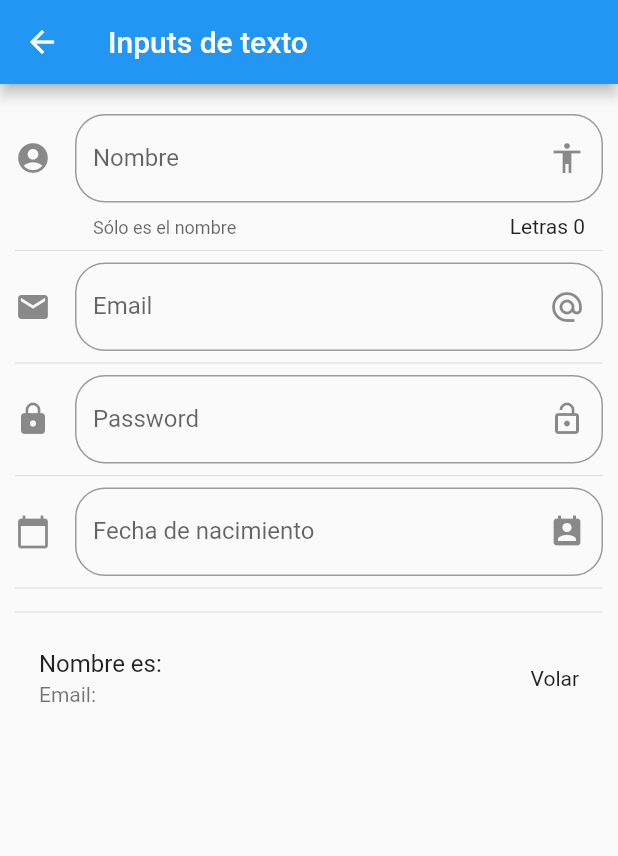
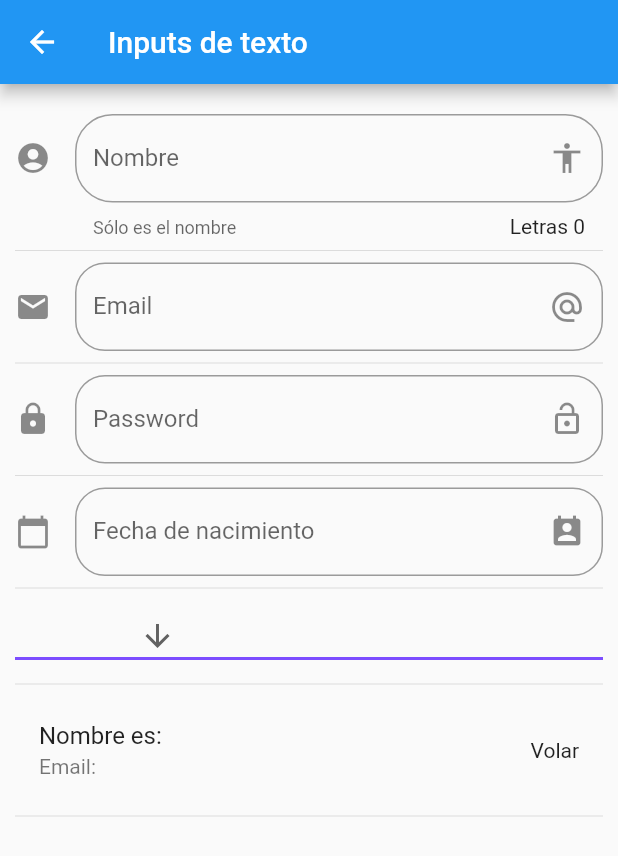
Before and after one commit to firthunsPHP/componentes_flutter_app, a Flutter app: the screen it shows after launch, after a tap on "Inputs", on a phone screen of 412 x 824 dp. Shown: the top 856 px of the screen. Run offline on Flutter 3.47's test engine with Material 2 defaults, Android fonts, the phone set to English and light mode, and no system bars; network calls fail.

Commit message:
•  78. inputFields •  79. Email y Password fields •  80. Datepicker •  81. Cambiar el idioma del Datepicker •  82. Dropdown y DropdownMenuItem

```diff
--- a/lib/main.dart
+++ b/lib/main.dart
@@ -1,5 +1,7 @@
 
 import 'package:flutter/material.dart';
+// https://flutter.dev/docs/development/accessibility-and-localization/internationalization
+import 'package:flutter_localizations/flutter_localizations.dart';
 
 // los creados
 import 'package:componentes_flutter_app/src/routes/routes.dart';
@@ -14,6 +16,15 @@ class MyApp extends StatelessWidget {
       title: 'Componentes APP',
       debugShowCheckedModeBanner: false,
       // home: HomePage(),
+      localizationsDelegates: const [
+        GlobalMaterialLocalizations.delegate,
+        GlobalWidgetsLocalizations.delegate,
+        // GlobalCupertinoLocalizations.delegate,
+      ],
+      supportedLocales: const [
+        Locale('en', ''), // English, no country code
+        Locale('es', ''), // Spanish, no country code
+      ],
       initialRoute: '/',
       routes: getApplicationRoutes(),
       onGenerateRoute: ( settings ){
--- a/lib/src/pages/input_page.dart
+++ b/lib/src/pages/input_page.dart
@@ -13,40 +13,43 @@ class _InputPageState extends State<InputPage> {
   String _email  = '';
   String _fecha  = '';
 
-  String _opcionSeleccionada = 'Volar';
+  final String _opcionSeleccionada = 'Volar';
 
-  List<String> _poderes = ['Volar', 'Rayos X', 'Super Aliento', 'Super Fuerza'];
-
-  TextEditingController _inputFieldDateController = new TextEditingController();
+  final List<String> _poderes = ['Volar', 'Rayos X', 'Super Aliento', 'Super Fuerza'];
+// me permite controlar el valor de la fecha
+  final TextEditingController _inputFieldDateController =  TextEditingController();
 
   @override
   Widget build(BuildContext context) {
     return Scaffold(
       appBar: AppBar(
-        title: Text('Inputs de texto'),
+        title: const Text('Inputs de texto'),
       ),
       body: ListView(
-        padding: EdgeInsets.symmetric(horizontal: 10.0, vertical: 20.0),
+        padding: const EdgeInsets.symmetric(horizontal: 10.0, vertical: 20.0),
         children: <Widget>[
           _crearInput(),
-          Divider(),
+          const Divider(),
           _crearEmail(),
           Divider(),
           _crearPassword(),
           Divider(),
           _crearFecha( context ),
           Divider(),
-          // _crearDropdown(),
+          _crearDropdown(),
           Divider(),
-          _crearPersona()
+          _crearPersona(),
+          Divider(),
+
         ],
       ),
     );
   }
 
-  //
+
   /// primer Método
   /// https://flutter.dev/docs/cookbook/forms/text-input
+  /// https://api.flutter.dev/flutter/material/InputBorder-class.html
   Widget _crearInput() {
 
     return TextField(
@@ -54,7 +57,7 @@ class _InputPageState extends State<InputPage> {
       textCapitalization: TextCapitalization.sentences,
       decoration: InputDecoration(
         border: OutlineInputBorder(
-          borderRadius: BorderRadius.circular(20.0)
+          borderRadius: BorderRadius.circular(25.0)
         ),
         counter: Text('Letras ${ _nombre.length }'),
         hintText: 'Nombre de la persona',
@@ -71,7 +74,7 @@ class _InputPageState extends State<InputPage> {
     );
 
   }
-
+  /// 3.
   Widget _crearEmail() {
 
     return TextField(
@@ -82,8 +85,8 @@ class _InputPageState extends State<InputPage> {
         ),
         hintText: 'Email',
         labelText: 'Email',
-        suffixIcon: Icon( Icons.alternate_email ),
-        icon: Icon( Icons.email )
+        suffixIcon: const Icon( Icons.alternate_email ),
+        icon: const Icon( Icons.email )
       ),
       onChanged: (valor) =>setState(() {
         _email = valor;
@@ -91,7 +94,7 @@ class _InputPageState extends State<InputPage> {
     );
 
   }
-
+  /// 4.
   Widget _crearPassword(){
 
      return TextField(
@@ -111,8 +114,9 @@ class _InputPageState extends State<InputPage> {
     );
 
   }
-
-
+  //
+/// 5.
+  /// https://api.flutter.dev/flutter/dart-core/DateTime-class.html
   Widget _crearFecha( BuildContext context ) {
 
     return TextField(
@@ -124,8 +128,8 @@ class _InputPageState extends State<InputPage> {
           ),
           hintText: 'Fecha de nacimiento',
           labelText: 'Fecha de nacimiento',
-        suffixIcon: Icon( Icons.perm_contact_calendar ),
-        icon: Icon( Icons.calendar_today )
+          suffixIcon: const Icon( Icons.perm_contact_calendar ),
+          icon: const Icon( Icons.calendar_today )
       ),
       onTap: (){
 
@@ -137,71 +141,72 @@ class _InputPageState extends State<InputPage> {
 
   }
 
+
+
+  /// 6.
+  /// https://flutter.dev/docs/null-safety
+  /// https://flutter.dev/docs/development/accessibility-and-localization/internationalization
+
+
    _selectDate(BuildContext context) async {
 
-    // DateTime picked = await showDatePicker(
-    //   context: context,
-    //   initialDate: new DateTime.now(),
-    //   firstDate: new DateTime(2018),
-    //   lastDate: new DateTime(2025),
-    //   locale: Locale('es', 'ES')
-    // );
+    DateTime? picked = await showDatePicker(
+      context: context,
+      initialDate: DateTime.now(),
+      firstDate:  DateTime(2018),
+      lastDate:  DateTime(2025),
+      locale: const Locale('es', 'ES')
+    );
 
-    // if ( picked != null ) {
-    //   setState(() {
-    //       _fecha = picked.toString();
-    //       _inputFieldDateController.text = _fecha;
-    //   });
-    // }
+    if ( picked != null ) {
+      setState(() {
+          _fecha = picked.toString();
+          _inputFieldDateController.text = _fecha;
+      });
+    }
 
   }
 
-  // List<DropdownMenuItem<String>> getOpcionesDropdown() {
-  //
-  //   // List<DropdownMenuItem<String>> lista = new List();
-  //
-  //   _poderes.forEach( (poder){
-  //
-  //     lista.add( DropdownMenuItem(
-  //       child: Text(poder),
-  //       value: poder,
-  //     ));
-  //
-  //   });
-  //
-  //   return lista;
-  //
-  // }
-
-  // Widget _crearDropdown() {
-  //
-  //   return Row(
-  //     children: <Widget>[
-  //       Icon(Icons.select_all),
-  //       SizedBox(width: 30.0),
-  //       Expanded(
-  //         child: DropdownButton(
-  //           value: _opcionSeleccionada,
-  //           items: getOpcionesDropdown(),
-  //           onChanged: (opt) {
-  //             setState(() {
-  //               _opcionSeleccionada = opt;
-  //             });
-  //           },
-  //         ),
-  //       )
-  //
-  //     ],
-  //   );
-  //
-  //
-  //
-  //
-  //
-  // }
 
 
+  /// 7. https://api.flutter.dev/flutter/material/DropdownButton-class.html
+  Widget _crearDropdown() {
 
+
+    return DropdownButton<dynamic>(
+        items:getOpcionesDrop(),
+      icon: const Icon(Icons.arrow_downward),
+      iconSize: 24,
+      elevation: 16,
+      style: const TextStyle(color: Colors.deepPurple),
+      underline: Container(
+        height: 2,
+        color: Colors.deepPurpleAccent,
+      ),
+         onChanged:  (opt){
+          print(opt);
+      },
+
+    );
+
+  }
+  List<DropdownMenuItem<String>> getOpcionesDrop() {
+
+    //si usan = new List(); dara error, reeemplazenlo solo por un arreglo vació
+    //y eso debería de solucionar su problema
+    List<DropdownMenuItem<String>> lista = [];
+    _poderes.forEach((poder){
+
+      lista.add(DropdownMenuItem(
+        child: Text(poder),
+        value: poder,
+      ));
+    });
+    return lista;
+  }
+
+
+  // 2.
   Widget _crearPersona() {
 
     return ListTile(
@@ -212,4 +217,7 @@ class _InputPageState extends State<InputPage> {
 
   }
 
+
+
+
 }
--- a/pubspec.yaml
+++ b/pubspec.yaml
@@ -30,6 +30,8 @@ dependencies:
   flutter:
     sdk: flutter
 
+  flutter_localizations:
+    sdk: flutter
 
   # The following adds the Cupertino Icons font to your application.
   # Use with the CupertinoIcons class for iOS style icons.
```
Also changed, not shown: pubspec.lock. Lines whose indentation alone changed are shown as unchanged.
